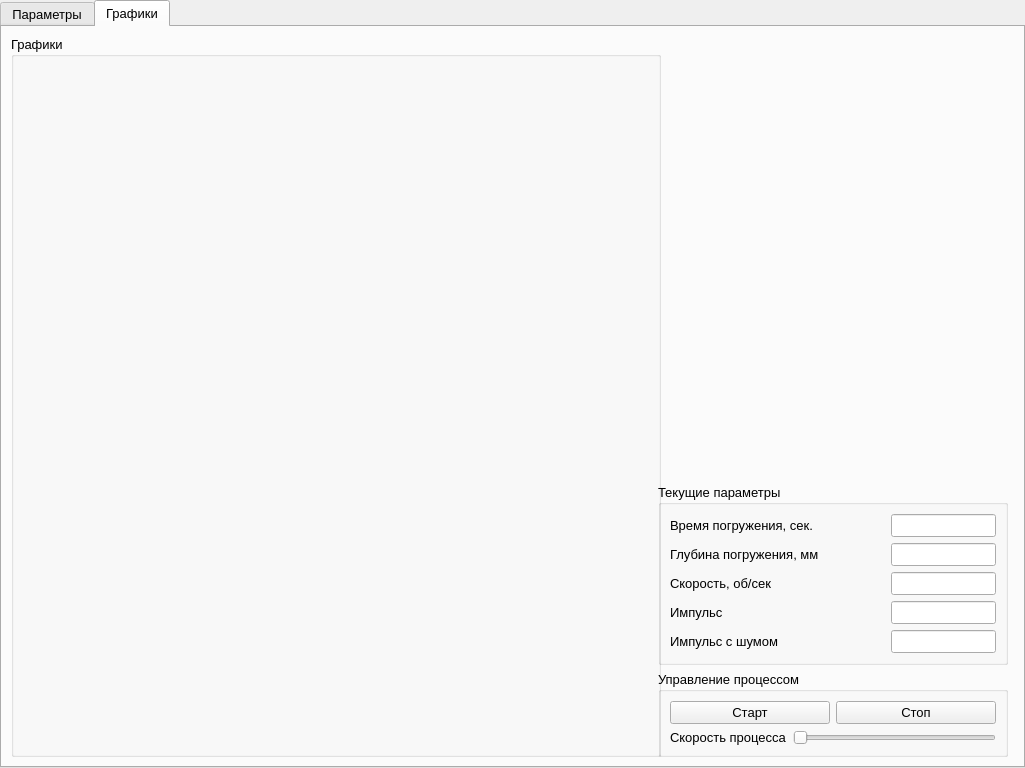
Qt form mainwindow.ui (DvaMishkiLapa/xolm3) before a commit.
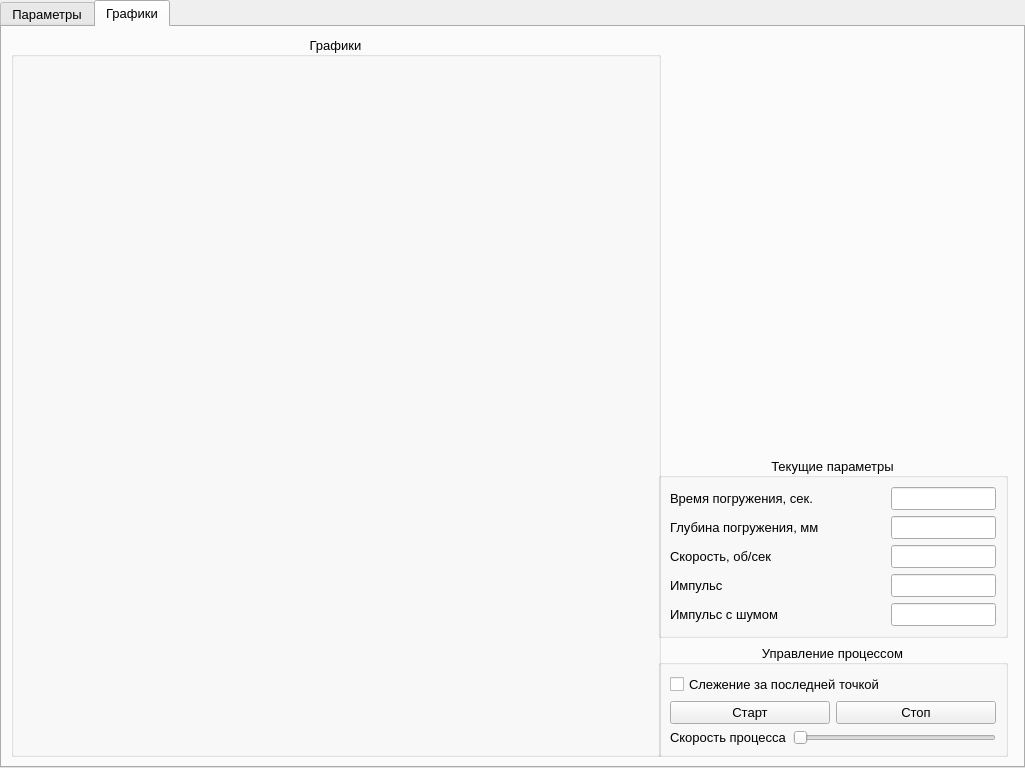
The same form after that commit. The open tabs and pages were chosen to show the change.

Commit message: Fix label groupbox

```diff
--- a/mainwindow.ui
+++ b/mainwindow.ui
@@ -598,6 +598,9 @@
             <property name="title">
              <string>Графики</string>
             </property>
+            <property name="alignment">
+             <set>Qt::AlignCenter</set>
+            </property>
             <layout class="QVBoxLayout" name="draw_box_layout">
              <property name="spacing">
               <number>0</number>
@@ -669,6 +672,9 @@
             <property name="title">
              <string>Текущие параметры</string>
             </property>
+            <property name="alignment">
+             <set>Qt::AlignCenter</set>
+            </property>
             <layout class="QVBoxLayout" name="verticalLayout_6">
              <item>
               <layout class="QHBoxLayout" name="horizontalLayout_22">
@@ -816,7 +822,17 @@
             <property name="title">
              <string>Управление процессом</string>
             </property>
+            <property name="alignment">
+             <set>Qt::AlignCenter</set>
+            </property>
             <layout class="QVBoxLayout" name="verticalLayout_8">
+             <item>
+              <widget class="QCheckBox" name="tracking_toggle">
+               <property name="text">
+                <string>Слежение за последней точкой</string>
+               </property>
+              </widget>
+             </item>
              <item>
               <layout class="QHBoxLayout" name="horizontalLayout_16">
                <item>
```
Left out of the diff: 14 changed lines with no effect on the pictures. The commit also changes 1 other file.
